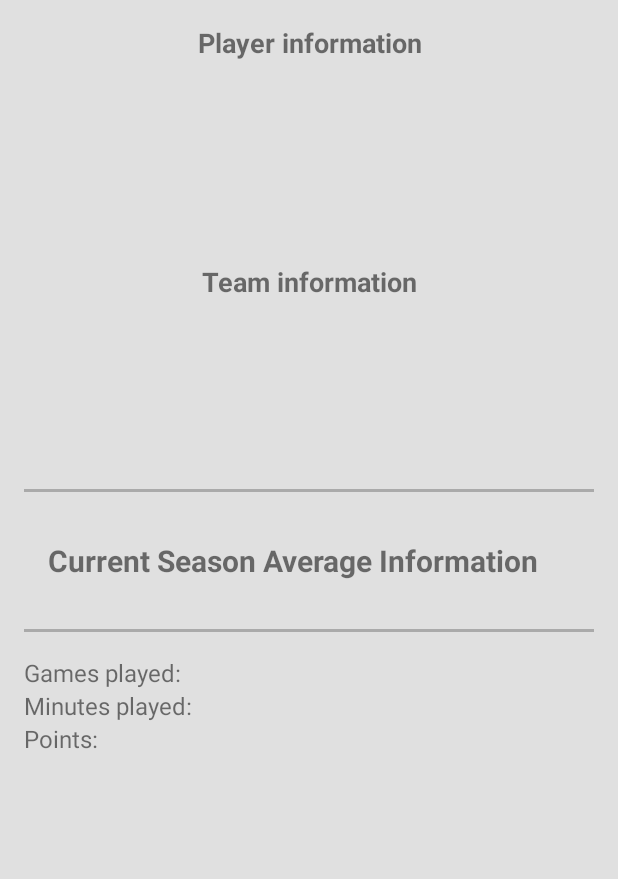
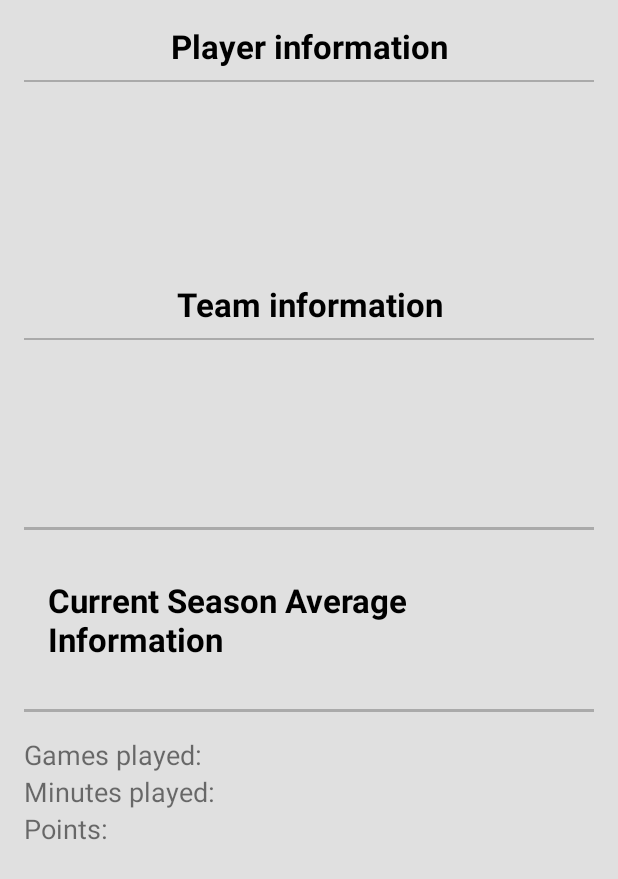
Before and after one commit to igdeto14/AndroidTest, an Android app: the layout fragment_player_detail.xml on its own in the app's theme, with its tools: preview values and no code run, on a phone screen of 412 x 824 dp. Shown: the top 879 px of the screen. Run offline under Robolectric (Android 15) with nearby library versions, the phone set to English and light mode, and no system bars.

Commit message:
Botón refresh funcional, mejoras de layout y simplificación del código.

```diff
--- a/app/src/main/java/edu/ignaciodetoro/androidtest/PlayerDbHelper.kt
+++ b/app/src/main/java/edu/ignaciodetoro/androidtest/PlayerDbHelper.kt
@@ -13,7 +13,7 @@ class PlayerDbHelper(context: Context) : OrmLiteSqliteOpenHelper(context, DATABA
 
     // Database name and version definition.
     companion object {
-        private const val DATABASE_NAME = "players.db"
+        const val DATABASE_NAME = "players.db"
         private const val DATABASE_VERSION = 1
     }
 
--- a/app/src/main/java/edu/ignaciodetoro/androidtest/PlayerDetailFragment.kt
+++ b/app/src/main/java/edu/ignaciodetoro/androidtest/PlayerDetailFragment.kt
@@ -13,8 +13,6 @@ import androidx.appcompat.app.ActionBar
 import androidx.appcompat.app.AppCompatActivity
 import androidx.fragment.app.Fragment
 import com.bumptech.glide.Glide
-import okhttp3.OkHttpClient
-import okhttp3.logging.HttpLoggingInterceptor
 import retrofit2.Call
 import retrofit2.Callback
 import retrofit2.Response
@@ -67,7 +65,7 @@ class PlayerDetailFragment : Fragment() {
         val api = retrofit.create(ApiService::class.java)
 
         // Make API call to get season averages to fill season average info.
-        api.getSeasonAverages(player.id, 2018).enqueue(
+        api.getSeasonAverages(player.id, 2022).enqueue(
             object : Callback<SeasonAverageResponse> {
                 override fun onResponse(call: Call<SeasonAverageResponse>, response: Response<SeasonAverageResponse>) {
                     if (response.isSuccessful) {
--- a/app/src/main/java/edu/ignaciodetoro/androidtest/PlayerResponse.kt
+++ b/app/src/main/java/edu/ignaciodetoro/androidtest/PlayerResponse.kt
@@ -7,8 +7,9 @@ import com.j256.ormlite.field.DatabaseField
 import com.j256.ormlite.field.ForeignCollectionField
 import com.j256.ormlite.table.DatabaseTable
 
-// Player and Team will be mapped to players and teams tables in ORMLite.
-// We need to make them Parcelable so they can be passed between fragments/activities.
+// Player, Team and PagesMeta will be mapped to players, teams and pages_meta tables in ORMLite.
+// We need to make Player and Team Parcelable so they can be passed between fragments/activities.
+// PagesMeta contains pagination history info.
 // The rest of the classes are used to retrieve json responses from GET requests.
 
 data class PlayerResponse(
--- a/app/src/main/res/layout/fragment_player_detail.xml
+++ b/app/src/main/res/layout/fragment_player_detail.xml
@@ -12,7 +12,7 @@
         android:layout_height="wrap_content"
         android:orientation="vertical">
 
-        <!-- Seccion 1: Player information -->
+        <!-- Section 1: Player information -->
         <LinearLayout
             android:id="@+id/player_info_container"
             android:layout_width="match_parent"
@@ -26,20 +26,23 @@
                 android:layout_height="wrap_content"
                 android:text="@string/player_info"
                 android:gravity="center"
-                android:textSize="18sp"
-                android:textStyle="bold" />
+                android:textSize="22sp"
+                android:textStyle="bold"
+                android:textColor="?attr/colorOnSecondary"/>
 
             <View
                 android:layout_width="match_parent"
                 android:layout_height="1dp"
                 android:layout_marginTop="8dp"
-                android:background="@color/grey_300" />
+                android:layout_marginBottom="8dp"
+                android:background="@android:color/darker_gray" />
 
             <TextView
                 android:id="@+id/player_name"
                 android:layout_width="match_parent"
                 android:layout_height="wrap_content"
-                android:textSize="20sp" />
+                android:textSize="20sp"
+                android:textColor="?attr/colorOnSecondary"/>
 
             <TextView
                 android:id="@+id/player_position"
@@ -61,7 +64,7 @@
 
         </LinearLayout>
 
-        <!-- Seccion 2: Team information -->
+        <!-- Section 2: Team information -->
         <LinearLayout
             android:id="@+id/team_info_container"
             android:layout_width="match_parent"
@@ -75,20 +78,23 @@
                 android:layout_height="wrap_content"
                 android:text="@string/team_info"
                 android:gravity="center"
-                android:textSize="18sp"
-                android:textStyle="bold" />
+                android:textSize="22sp"
+                android:textStyle="bold"
+                android:textColor="?attr/colorOnSecondary" />
 
             <View
                 android:layout_width="match_parent"
                 android:layout_height="1dp"
                 android:layout_marginTop="8dp"
-                android:background="@color/grey_300" />
+                android:layout_marginBottom="8dp"
+                android:background="@android:color/darker_gray" />
 
             <TextView
                 android:id="@+id/team_name"
                 android:layout_width="match_parent"
                 android:layout_height="wrap_content"
-                android:textSize="18sp" />
+                android:textSize="18sp"
+                android:textColor="?attr/colorOnSecondary" />
 
             <TextView
                 android:id="@+id/team_abbreviation"
@@ -110,7 +116,7 @@
                 android:padding="16dp"
                 tools:ignore="ContentDescription" />
 
-            <!-- Seccion 3: Player performance -->
+            <!-- Section 3: Player performance -->
             <View
                 android:layout_width="match_parent"
                 android:layout_height="2dp"
@@ -122,9 +128,10 @@
                 android:layout_width="match_parent"
                 android:layout_height="wrap_content"
                 android:text="@string/avg_info"
-                android:textSize="20sp"
+                android:textSize="22sp"
                 android:textStyle="bold"
-                android:padding="16dp" />
+                android:padding="16dp"
+                android:textColor="?attr/colorOnSecondary" />
 
             <View
                 android:layout_width="match_parent"
@@ -138,21 +145,21 @@
                 android:layout_width="match_parent"
                 android:layout_height="wrap_content"
                 android:text="@string/games_played"
-                android:textSize="16sp" />
+                android:textSize="18sp" />
 
             <TextView
                 android:id="@+id/season_mins"
                 android:layout_width="match_parent"
                 android:layout_height="wrap_content"
                 android:text="@string/mins"
-                android:textSize="16sp" />
+                android:textSize="18sp" />
 
             <TextView
                 android:id="@+id/season_points"
                 android:layout_width="match_parent"
                 android:layout_height="wrap_content"
                 android:text="@string/pts"
-                android:textSize="16sp" />
+                android:textSize="18sp" />
 
         </LinearLayout>
     </LinearLayout>
--- a/app/src/main/res/layout/item_player.xml
+++ b/app/src/main/res/layout/item_player.xml
@@ -10,6 +10,7 @@
         android:id="@+id/team_logo"
         android:layout_width="48dp"
         android:layout_height="48dp"
+        android:layout_marginTop="8dp"
         tools:ignore="ContentDescription" />
 
     <LinearLayout
@@ -24,7 +25,8 @@
             android:layout_width="wrap_content"
             android:layout_height="wrap_content"
             android:textSize="18sp"
-            android:textStyle="bold"/>
+            android:textStyle="bold"
+            android:textColor="?attr/colorOnSecondary"/>
 
         <TextView
             android:id="@+id/player_position"
```
Also changed, not shown: app/src/main/java/edu/ignaciodetoro/androidtest/MainActivity.kt (+48 -45 lines), app/src/main/res/layout/activity_main.xml (+6 -5 lines).
